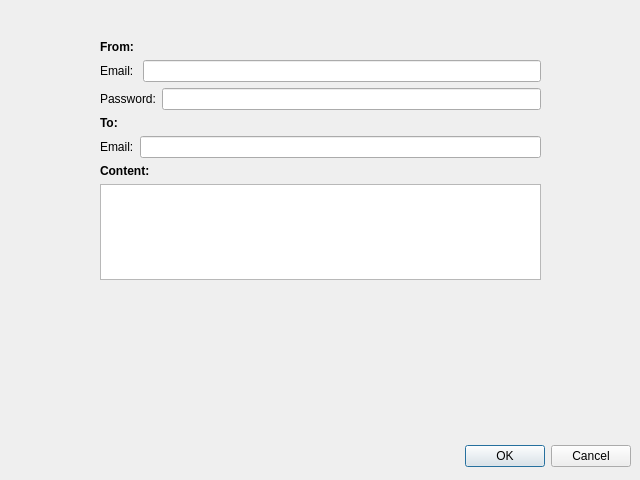
Old version of the form share_flower/shareflower.ui in the repository HuyLuong2002/Flower-Identification.
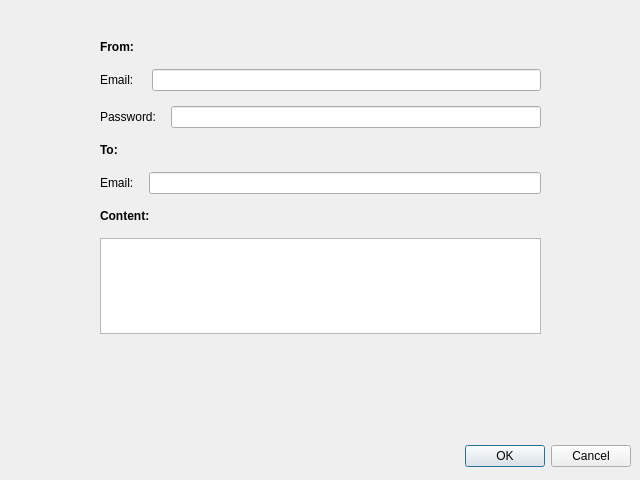
New version of the form.

Diff of the .ui file:
```diff
--- a/share_flower/shareflower.ui
+++ b/share_flower/shareflower.ui
@@ -35,10 +35,13 @@
      <x>100</x>
      <y>40</y>
      <width>441</width>
-     <height>240</height>
+     <height>294</height>
     </rect>
    </property>
    <layout class="QVBoxLayout" name="verticalLayout">
+    <property name="spacing">
+     <number>15</number>
+    </property>
     <item>
      <widget class="QLabel" name="label_3">
       <property name="font">
```
Left out of the diff: 2 changed lines with no effect on the pictures.
